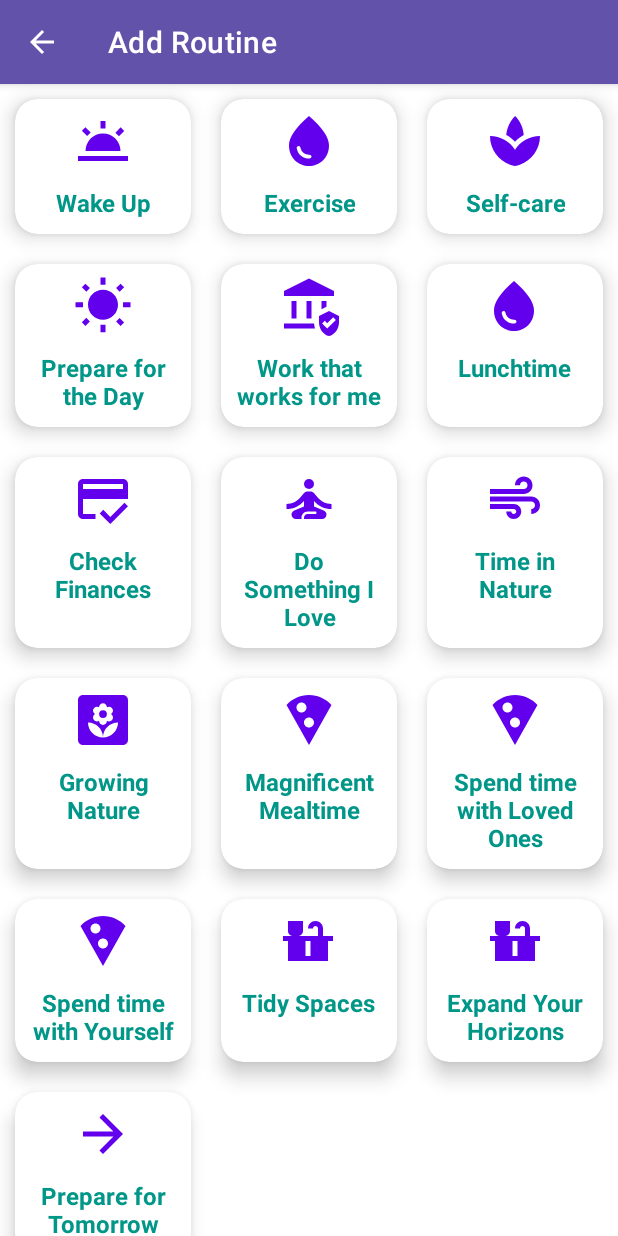
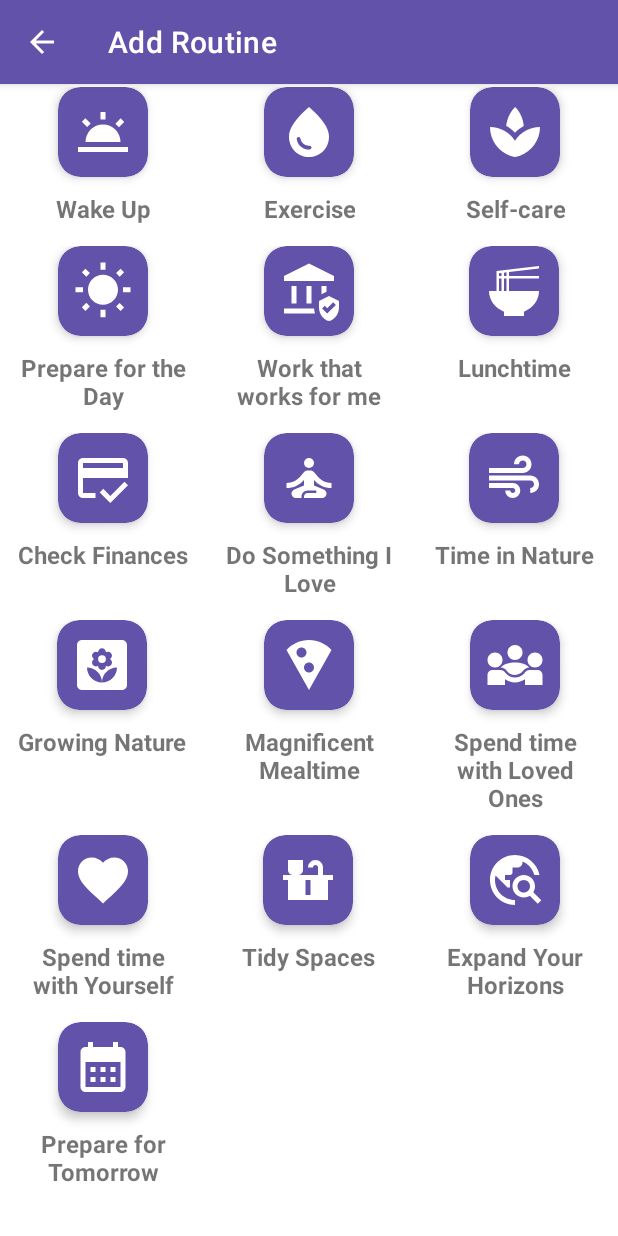
Before and after one commit to nettie168/Good-Thing-Scheduler, an Android app: the AddRoutineActivity screen opened directly, with no data from a screen before it, on a phone screen of 412 x 824 dp. Run offline under Robolectric (Android 15) with nearby library versions, the phone set to English and light mode, and no system bars.

Commit message:
UI/design for Add Routines Cleaner "more app like" -made elevation 0dp (from 8dp) for the add routine card -reduced margin between routine cards to 2dp from 10dp -put the icons on a card -changed text colour to default -changed icon colour to white, with card background dragonDark

```diff
--- a/app/src/main/java/com/example/goodthingscheduler/scheduleAddRoutineHabits/AddRoutineActivity.java
+++ b/app/src/main/java/com/example/goodthingscheduler/scheduleAddRoutineHabits/AddRoutineActivity.java
@@ -66,19 +66,19 @@ public class AddRoutineActivity extends AppCompatActivity {
             routineList.add(new HabitModel("Prepare for the Day", R.drawable.ic_baseline_wb_sunny_24));
             //  AddroutineList.add(new HabitModel("Practice Courage (Feel the Fear - and do it anyway)", R.drawable.ic_baseline_wb_sunny_24));
             routineList.add(new HabitModel("Work that works for me", R.drawable.ic_baseline_assured_workload_24));
-            routineList.add(new HabitModel("Lunchtime", R.drawable.ic_baseline_water_drop_24));
+            routineList.add(new HabitModel("Lunchtime", R.drawable.ic_baseline_ramen_dining_24));
             //   routineList.add(new HabitModel("Food shop", R.drawable.ic_baseline_water_drop_24));
             routineList.add(new HabitModel("Check Finances", R.drawable.ic_baseline_credit_score_24));
             routineList.add(new HabitModel("Do Something I Love", R.drawable.ic_baseline_self_improvement_24));
             routineList.add(new HabitModel("Time in Nature", R.drawable.baseline_air_24));
             routineList.add(new HabitModel("Growing Nature", R.drawable.baseline_yard_24));
             routineList.add(new HabitModel("Magnificent Mealtime", R.drawable.ic_baseline_local_pizza_24));
-            routineList.add(new HabitModel("Spend time with Loved Ones", R.drawable.ic_baseline_local_pizza_24));
-            routineList.add(new HabitModel("Spend time with Yourself", R.drawable.ic_baseline_local_pizza_24));
+            routineList.add(new HabitModel("Spend time with Loved Ones", R.drawable.ic_baseline_diversity_3_24));
+            routineList.add(new HabitModel("Spend time with Yourself", R.drawable.ic_baseline_favorite_24));
             routineList.add(new HabitModel("Tidy Spaces", R.drawable.ic_baseline_countertops_24));
-            routineList.add(new HabitModel("Expand Your Horizons", R.drawable.ic_baseline_countertops_24));
+            routineList.add(new HabitModel("Expand Your Horizons", R.drawable.ic_baseline_travel_explore_24));
             // AddroutineList.add(new HabitModel("Evening Self-care", R.drawable.ic_baseline_spa_24));
-            routineList.add(new HabitModel("Prepare for Tomorrow", R.drawable.ic_baseline_arrow_forward_24));
+            routineList.add(new HabitModel("Prepare for Tomorrow", R.drawable.ic_baseline_calendar_month_24));
             //  AddroutineList.add(new HabitModel("Rest & Recharge", R.drawable.ic_baseline_battery_charging_full_24));
             //    AddroutineList.add(new HabitModel("Wind Down", R.drawable.ic_baseline_nights_stay_24));
       //  }
--- a/app/src/main/res/layout/add_routine_card.xml
+++ b/app/src/main/res/layout/add_routine_card.xml
@@ -4,9 +4,9 @@
     android:id="@+id/addRoutineCardView"
     android:layout_width="match_parent"
     android:layout_height="wrap_content"
-    android:layout_margin="10dp"
+    android:layout_margin="2dp"
     app:cardCornerRadius="15dp"
-    app:cardElevation="8dp">
+    app:cardElevation="0dp">
 
     <LinearLayout
         android:layout_width="wrap_content"
@@ -14,14 +14,27 @@
         android:orientation="vertical"
         android:layout_gravity="center">
 
+        <androidx.cardview.widget.CardView
+            android:layout_width="wrap_content"
+            android:layout_height="wrap_content"
+            app:cardElevation="4dp"
+            app:cardCornerRadius="15dp"
+            android:layout_gravity="center"
+            android:backgroundTint="@color/dragonDark">
+
         <ImageView
             android:id="@+id/habitImg"
             android:layout_width="40dp"
             android:layout_height="40dp"
             android:layout_gravity="center"
             android:layout_marginTop="8dp"
+            android:layout_margin="10dp"
+            android:contentDescription="@string/routine_icon"
             android:src="@drawable/ic_baseline_wb_sunny_24"
-            app:tint="@color/design_default_color_primary"/>
+            app:tint="@color/white"/>
+
+        </androidx.cardview.widget.CardView>
+
 
         <TextView
             android:id="@+id/habit"
@@ -29,8 +42,7 @@
             android:layout_height="wrap_content"
             android:layout_margin="10dp"
             android:gravity="center"
-            android:text="Habit Example 3 Elephants High"
-            android:textColor="#009688"
+            android:text="@string/habit_example_3_elephants_high"
             android:textSize="16sp"
             android:textStyle="bold" />
 
```
